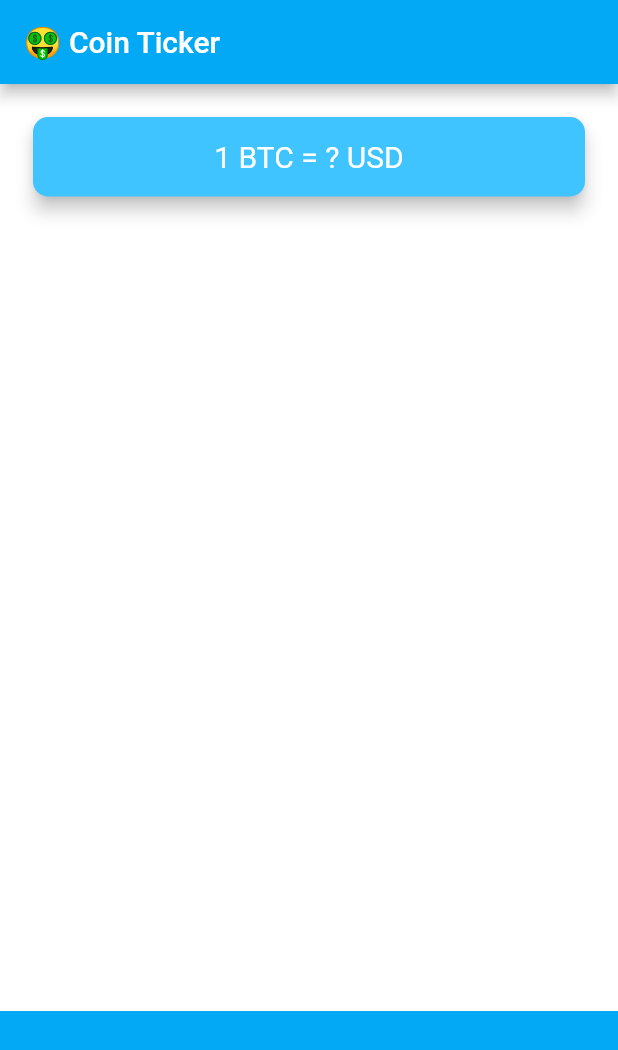
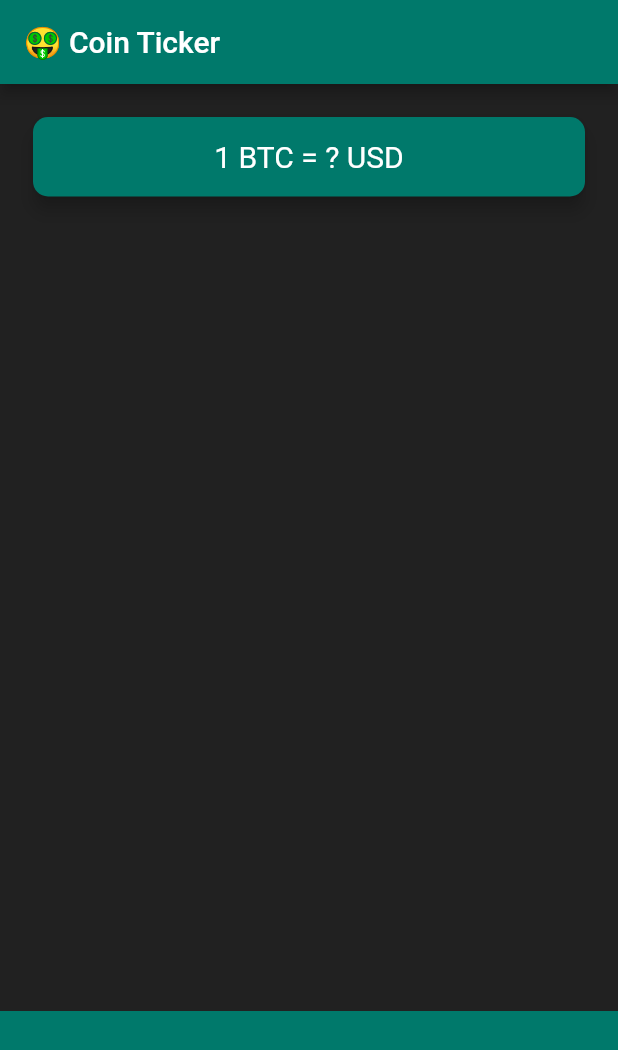
Before and after one commit to Procoder16/BitCoin_Ticker, a Flutter app: the screen it shows after launch, on a phone screen of 412 x 824 dp. Shown: the top 1050 px of the screen. Run offline on Flutter 3.47's test engine with Material 2 defaults, Android fonts, the phone set to English and light mode, and no system bars.

Commit message:
theme changed

```diff
--- a/lib/main.dart
+++ b/lib/main.dart
@@ -9,8 +9,8 @@ class MyApp extends StatelessWidget {
     return MaterialApp(
       debugShowCheckedModeBanner: false,
       theme: ThemeData.dark().copyWith(
-          primaryColor: Colors.lightBlue,
-          scaffoldBackgroundColor: Colors.white),
+          primaryColor: Colors.teal[700],
+          scaffoldBackgroundColor: Colors.grey[900]),
       home: PriceScreen(),
     );
   }
--- a/lib/price_screen.dart
+++ b/lib/price_screen.dart
@@ -19,7 +19,7 @@ class _PriceScreenState extends State<PriceScreen> {
           Padding(
             padding: EdgeInsets.fromLTRB(18.0, 18.0, 18.0, 0),
             child: Card(
-              color: Colors.lightBlueAccent,
+              color: Colors.teal[700],
               elevation: 5.0,
               shape: RoundedRectangleBorder(
                 borderRadius: BorderRadius.circular(10.0),
@@ -41,7 +41,7 @@ class _PriceScreenState extends State<PriceScreen> {
             height: 150.0,
             alignment: Alignment.center,
             padding: EdgeInsets.only(bottom: 30.0),
-            color: Colors.lightBlue,
+            color: Colors.teal[700],
             child: null,
           ),
         ],
```
